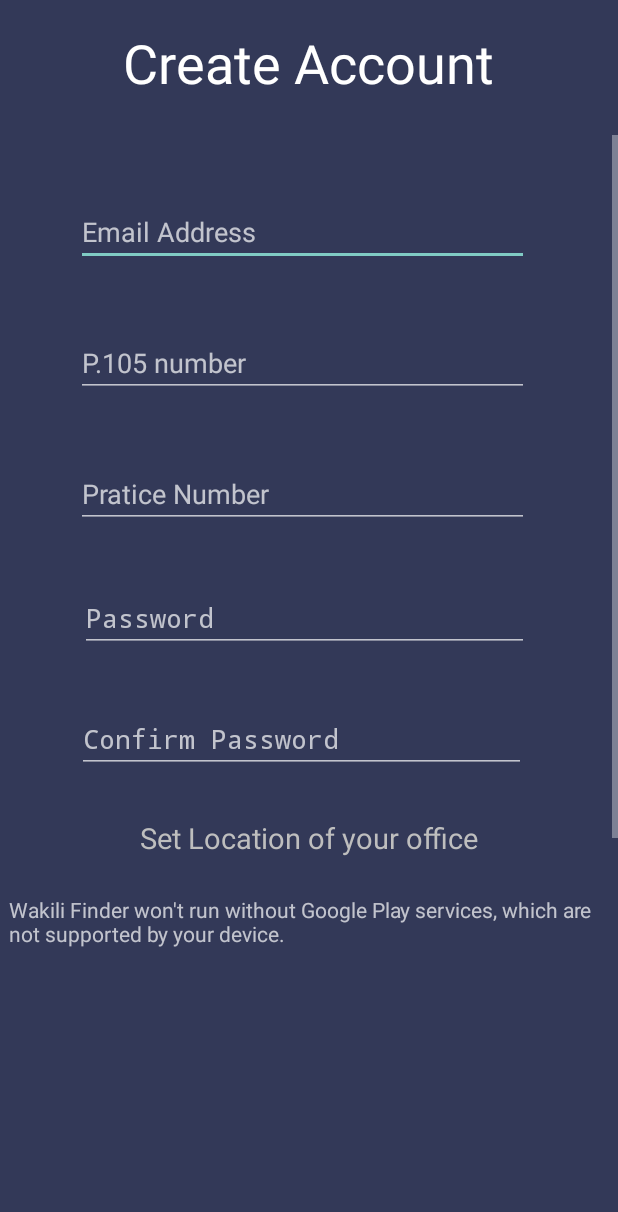
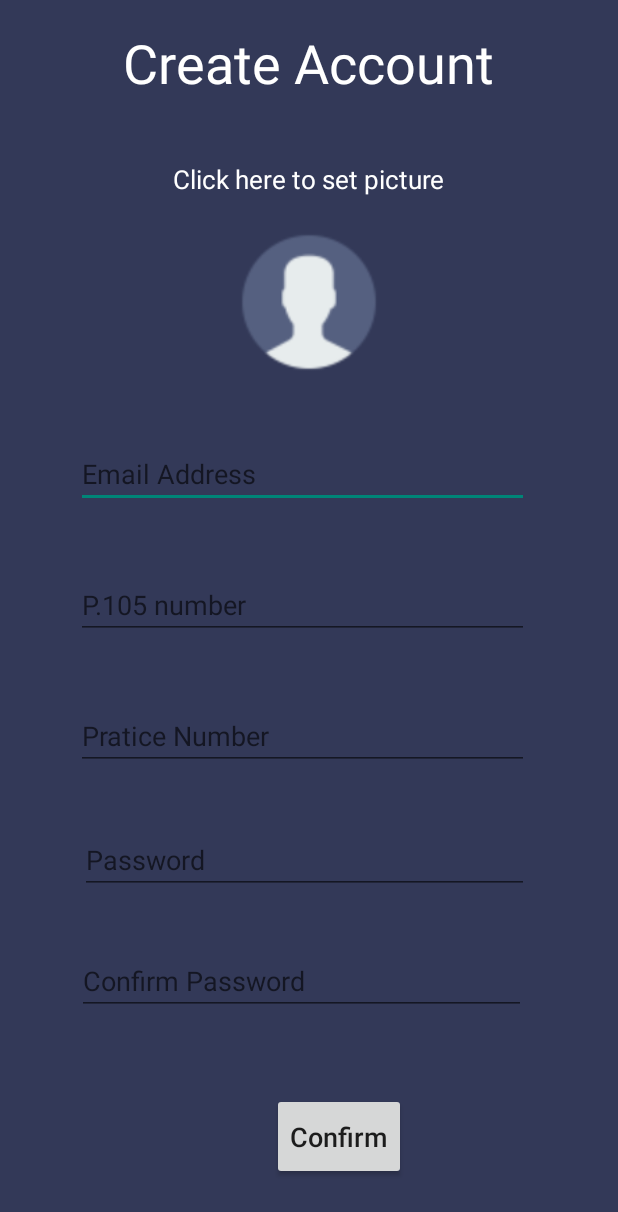
Before and after one commit to MuhiaKevin/WakiliFinder, an Android app: the LawyerSignup screen opened directly, with no data from a screen before it, on a phone screen of 412 x 824 dp. Shown: the top 1212 px of the screen. Run offline under Robolectric (Android 15) with nearby library versions, the phone set to English and light mode, and no system bars; our stand-ins replace Firebase (no records; nobody signed in at launch, a user with empty details on screens opened directly).

Commit message:
uploading profile picture feature by lawyer added

```diff
--- a/app/build.gradle
+++ b/app/build.gradle
@@ -28,6 +28,8 @@ dependencies {
     implementation 'com.google.firebase:firebase-database:18.0.0'
     implementation 'com.firebase:firebase-client-android:2.3.1'
     implementation 'com.google.firebase:firebase-auth:18.0.0'
+    implementation 'com.google.firebase:firebase-storage:19.0.0'
+    implementation ("com.github.bumptech.glide:glide:4.9.0")
     implementation 'com.google.android.gms:play-services-maps:17.0.0'
     implementation 'com.firebaseui:firebase-ui-database:5.1.0'
     implementation 'com.android.support:cardview-v7:28.0.0'
--- a/app/src/main/AndroidManifest.xml
+++ b/app/src/main/AndroidManifest.xml
@@ -22,7 +22,7 @@
         android:label="@string/app_name"
         android:roundIcon="@mipmap/ic_launcher_round"
         android:supportsRtl="true"
-        android:theme="@style/Theme.AppCompat.NoActionBar">
+        android:theme="@style/Theme.AppCompat.Light.NoActionBar">
         <activity android:name=".SplashScreen">
             <intent-filter>
                 <action android:name="android.intent.action.MAIN" />
--- a/app/src/main/java/com/wakilifinder/wakilifinder/LawyerSignup.java
+++ b/app/src/main/java/com/wakilifinder/wakilifinder/LawyerSignup.java
@@ -1,60 +1,52 @@
 package com.wakilifinder.wakilifinder;
 
 import androidx.annotation.NonNull;
-import androidx.core.app.ActivityCompat;
-import androidx.fragment.app.FragmentActivity;
+import androidx.annotation.Nullable;
+import androidx.appcompat.app.AppCompatActivity;
 
-import android.Manifest;
-import android.content.pm.PackageManager;
-import android.location.Location;
+import android.app.Activity;
+import android.app.ProgressDialog;
+import android.content.Intent;
+import android.graphics.Bitmap;
+import android.net.Uri;
 import android.os.Bundle;
-import android.app.ProgressDialog;
+import android.provider.MediaStore;
 import android.text.TextUtils;
 import android.util.Log;
 import android.view.View;
 import android.widget.Button;
 import android.widget.EditText;
+import android.widget.ImageView;
 import android.widget.Toast;
 
-import com.google.android.gms.maps.CameraUpdateFactory;
-import com.google.android.gms.maps.GoogleMap;
-import com.google.android.gms.maps.OnMapReadyCallback;
-import com.google.android.gms.maps.SupportMapFragment;
-import com.google.android.gms.maps.model.LatLng;
-import com.google.android.gms.maps.model.MarkerOptions;
-import com.google.android.gms.common.ConnectionResult;
-import com.google.android.gms.common.GoogleApiAvailability;
-import com.google.android.gms.common.api.GoogleApiClient;
-import com.google.android.gms.location.LocationListener;
-import com.google.android.gms.location.LocationRequest;
-import com.google.android.gms.location.LocationServices;
-
-
 import com.google.android.gms.tasks.OnCompleteListener;
+import com.google.android.gms.tasks.OnSuccessListener;
 import com.google.android.gms.tasks.Task;
 import com.google.firebase.auth.AuthResult;
 import com.google.firebase.auth.FirebaseAuth;
 import com.google.firebase.database.DatabaseReference;
 import com.google.firebase.database.FirebaseDatabase;
+import com.google.firebase.storage.FirebaseStorage;
+import com.google.firebase.storage.StorageReference;
+import com.google.firebase.storage.UploadTask;
 
+import java.io.ByteArrayOutputStream;
+import java.io.IOException;
+import java.util.HashMap;
+import java.util.Map;
 
+public class LawyerSignup extends AppCompatActivity {
 
-public class LawyerSignup extends FragmentActivity implements OnMapReadyCallback {
-
-    private GoogleMap mMap;
 
     private EditText emailfield, passwfield, p105numberfield,praticenumberfield,confirmpassfield;
     private Button createAccbtn;
-
+    private ImageView mProfileImage;
+    private Uri resultUri ;
+    private DatabaseReference mDatabaseRef;
     public FirebaseAuth mAuth;
     private FirebaseAuth.AuthStateListener firebaseAuthListener;
-
+    private static String imageurl;
     private static final String TAG = "MUNYAMUNYA";
-
-    private Location location;
-    private GoogleApiClient googleApiClient;
-    private LocationRequest locationRequest;
-
 
 
 
@@ -62,11 +54,7 @@ public class LawyerSignup extends FragmentActivity implements OnMapReadyCallback
     protected void onCreate(Bundle savedInstanceState) {
         super.onCreate(savedInstanceState);
         setContentView(R.layout.activity_lawyer_signup);
-
-        // Obtain the SupportMapFragment and get notified when the map is ready to be used.
-        SupportMapFragment mapFragment = (SupportMapFragment) getSupportFragmentManager()
-                .findFragmentById(R.id.map);
-        mapFragment.getMapAsync(this);
+        Log.i(TAG,"STARTED APP");
 
         emailfield = findViewById(R.id.lawyeremailfield);
         p105numberfield = findViewById(R.id.p105number);
@@ -74,6 +62,18 @@ public class LawyerSignup extends FragmentActivity implements OnMapReadyCallback
         passwfield = findViewById(R.id.passwfield);
         confirmpassfield = findViewById(R.id.confirmfield);
         createAccbtn = findViewById(R.id.lawyerSignupbtn1);
+        mProfileImage = findViewById(R.id.profileImage);
+
+
+        mProfileImage.setOnClickListener(new View.OnClickListener() {
+            @Override
+            public void onClick(View v) {
+                Intent intent =  new Intent(Intent.ACTION_PICK);
+                intent.setType("image/*");
+                startActivityForResult(intent, 1);
+            }
+        });
+
 
         createAccbtn.setOnClickListener(new View.OnClickListener() {
             @Override
@@ -123,12 +123,52 @@ public class LawyerSignup extends FragmentActivity implements OnMapReadyCallback
                     return;
                 }
 
-                // TODO
-                // validating legitimacy of lawyer is done around here
+                if(resultUri != null){
+                    final StorageReference filepath = FirebaseStorage.getInstance().getReference().child("Users").child("Lawyers").child(email);
+                    Bitmap bitmap = null;
+                    try {
+                        bitmap = MediaStore.Images.Media.getBitmap(getApplication().getContentResolver(),resultUri);
+                    } catch (IOException e) {
+                        e.printStackTrace();
+                    }
 
-                Log.i(TAG,"STARTING PROGRESS DIALOG");
+                    ByteArrayOutputStream baos = new ByteArrayOutputStream();
+                    bitmap.compress(Bitmap.CompressFormat.JPEG, 20, baos);
+                    byte[] data = baos.toByteArray();
 
-                final UserLawyer user = new UserLawyer(email,p105strng,practicenumstrng,password);
+                    filepath.putFile(resultUri).addOnSuccessListener(new OnSuccessListener<UploadTask.TaskSnapshot>() {
+                        @Override
+                        public void onSuccess(UploadTask.TaskSnapshot taskSnapshot) {
+
+                            filepath.getDownloadUrl().addOnSuccessListener(new OnSuccessListener<Uri>() {
+                                @Override
+                                public void onSuccess(Uri uri) {
+//                                    DatabaseReference imageStore = FirebaseDatabase.getInstance().getReference().child("Users").child("Lawyers").child(FirebaseAuth.getInstance().getCurrentUser().getUid());
+                                    HashMap<String,String> hashMap = new HashMap<>();
+                                    hashMap.put("imageurl", String.valueOf(uri));
+
+                                    imageurl = String.valueOf(uri);
+//                                     imageStore.setValue(hashMap);
+                                }
+                            });
+                        }
+                    });
+
+
+                }
+
+                else{
+                    // show message when image not entered
+
+
+                    //finish();
+                    Toast.makeText(LawyerSignup.this, "No image Selected", Toast.LENGTH_SHORT).show();
+
+                }
+
+
+
+                final UserLawyer user = new UserLawyer("PLACEHOLDER",email,p105strng,practicenumstrng,password);
 
                 final ProgressDialog progressDialog = new ProgressDialog(LawyerSignup.this);
                 progressDialog.setIndeterminate(true);
@@ -136,7 +176,6 @@ public class LawyerSignup extends FragmentActivity implements OnMapReadyCallback
                 progressDialog.setProgressStyle(ProgressDialog.STYLE_SPINNER); // Progress Dialog Style Spinner
                 progressDialog.show();
 
-                Log.i(TAG,"CREATING USER");
 
                 FirebaseAuth.getInstance().createUserWithEmailAndPassword(email, password).addOnCompleteListener(LawyerSignup.this, new OnCompleteListener<AuthResult>() {
                     @Override
@@ -147,10 +186,12 @@ public class LawyerSignup extends FragmentActivity implements OnMapReadyCallback
                             Toast.makeText(LawyerSignup.this, "Sign up error", Toast.LENGTH_SHORT).show();
                         }
 
-                        else{
-//                          String user_id = mAuth.getCurrentUser().getUid();
-                            DatabaseReference current_user_db = FirebaseDatabase.getInstance().getReference().child("Users").child("Lawyers").child(FirebaseAuth.getInstance().getCurrentUser().getUid());
-                            current_user_db.setValue(user);
+                            else{
+
+//                                String user_id = mAuth.getCurrentUser().getUid();
+                                DatabaseReference current_user_db = FirebaseDatabase.getInstance().getReference().child("Users").child("Lawyers").child(FirebaseAuth.getInstance().getCurrentUser().getUid());
+                                current_user_db.setValue(user);
+
                             progressDialog.dismiss();
                         }
                     }
@@ -160,60 +201,10 @@ public class LawyerSignup extends FragmentActivity implements OnMapReadyCallback
         });
 
 
-
-
     }
 
 
-    /**
-     * Manipulates the map once available.
-     * This callback is triggered when the map is ready to be used.
-     * This is where we can add markers or lines, add listeners or move the camera. In this case,
-     * we just add a marker near Sydney, Australia.
-     * If Google Play services is not installed on the device, the user will be prompted to install
-     * it inside the SupportMapFragment. This method will only be triggered once the user has
-     * installed Google Play services and returned to the app.
-     */
 
-    /*
-    *   TODO
-    *
-    *   1. Zoom camera to Kenya
-    *   2. Allow user to set marker
-    *   3. get Marker location
-    *
-    *
-    * */
-
-
-    @Override
-    public void onMapReady(GoogleMap googleMap) {
-        mMap = googleMap;
-
-//        Add a marker in Sydney and move the camera
-//        LatLng sydney = new LatLng(-34, 151);
-        LatLng nairobi = new LatLng(-2, 37);
-
-        mMap.addMarker(new MarkerOptions().position(nairobi).title("Marker in Sydney"));
-        mMap.moveCamera(CameraUpdateFactory.newLatLng(nairobi));
-        mMap.animateCamera(CameraUpdateFactory.zoomTo(9));
-
-
-//        if (ActivityCompat.checkSelfPermission(this,
-//                Manifest.permission.ACCESS_FINE_LOCATION) != PackageManager.PERMISSION_GRANTED
-//                &&  ActivityCompat.checkSelfPermission(this,
-//                Manifest.permission.ACCESS_COARSE_LOCATION) != PackageManager.PERMISSION_GRANTED) {
-//            return;
-//        }
-//
-//        location = LocationServices.FusedLocationApi.getLastLocation(googleApiClient);
-//
-//        if (location != null) {
-//            Log.i(TAG,"Latitude : " + location.getLatitude() + "\nLongitude : " + location.getLongitude());
-//        }
-
-
-    }
 
     @Override
     protected void onStart() {
@@ -221,9 +212,22 @@ public class LawyerSignup extends FragmentActivity implements OnMapReadyCallback
     }
 
 
+
     @Override
     protected void onStop() {
         super.onStop();
         FirebaseAuth.getInstance().removeAuthStateListener(firebaseAuthListener);
     }
+
+    @Override
+    protected void onActivityResult(int requestCode, int resultCode, @Nullable Intent data) {
+        super.onActivityResult(requestCode, resultCode, data);
+
+        if(requestCode == 1 && resultCode == Activity.RESULT_OK){
+            final Uri imageUri = data.getData();
+            resultUri = imageUri;
+            mProfileImage.setImageURI(resultUri);
+        }
+    }
+
 }
--- a/app/src/main/java/com/wakilifinder/wakilifinder/UserLawyer.java
+++ b/app/src/main/java/com/wakilifinder/wakilifinder/UserLawyer.java
@@ -4,13 +4,15 @@ package com.wakilifinder.wakilifinder;
 
 public class UserLawyer {
 
+    public String profileimage;
     public String email;
     public String p105number;
     public String practicenumber;
     public String password;
 
 
-    public UserLawyer(String email,String password, String p105number, String practicenum){
+    public UserLawyer(String profileimage, String email,String password, String p105number, String practicenum){
+        this.profileimage = profileimage;
         this.email = email;
         this.password = password;
         this.p105number = p105number;
--- a/app/src/main/res/layout/activity_lawyer_signup.xml
+++ b/app/src/main/res/layout/activity_lawyer_signup.xml
@@ -23,11 +23,30 @@
         android:layout_width="fill_parent"
         android:layout_height="wrap_content"
         android:id="@+id/scrollView">
+
         <LinearLayout
             android:layout_width="fill_parent"
             android:layout_height="fill_parent"
             android:gravity="center_horizontal"
             android:orientation="vertical">
+            <TextView
+                android:layout_width="wrap_content"
+                android:layout_height="wrap_content"
+                android:layout_alignParentTop="true"
+                android:layout_centerHorizontal="true"
+                android:layout_marginTop="17dp"
+                android:text="Click here to set picture"
+                android:textColor="#fff"
+                android:textSize="17sp" />
+
+            <ImageView
+                android:layout_marginTop="20dp"
+                android:layout_width="100sp"
+                android:layout_height="100sp"
+                android:id="@+id/profileImage"
+                android:src="@drawable/ic_default_user"/>
+
+
 
             <EditText
                 android:id="@+id/lawyeremailfield"
@@ -88,23 +107,6 @@
                 android:inputType="textPassword"
                 android:textColor="#fff" />
 
-            <TextView
-                android:id="@+id/textView"
-                android:layout_width="wrap_content"
-                android:layout_height="wrap_content"
-                android:layout_marginTop="30dp"
-                android:text="Set Location of your office"
-                android:textColor="#BEBEBE"
-                android:textSize="19sp" />
-
-            <fragment xmlns:android="http://schemas.android.com/apk/res/android"
-                xmlns:tools="http://schemas.android.com/tools"
-                android:id="@+id/map"
-                android:layout_marginTop="25dp"
-                android:name="com.google.android.gms.maps.SupportMapFragment"
-                android:layout_width="400dp"
-                android:layout_height="513dp"
-                tools:context=".LawyerSignup1" />
 
             <Button
                 android:id="@+id/lawyerSignupbtn1"
@@ -114,7 +116,7 @@
                 android:layout_marginTop="52dp"
                 android:layout_marginEnd="60dp"
                 android:layout_marginBottom="20dp"
-                android:text="Create Account"
+                android:text="Confirm"
                 android:textAllCaps="false"
                 android:textSize="18sp" />
 
--- a/app/src/main/res/layout/row.xml
+++ b/app/src/main/res/layout/row.xml
@@ -1,7 +1,7 @@
 <?xml version="1.0" encoding="utf-8"?>
 <androidx.cardview.widget.CardView xmlns:android="http://schemas.android.com/apk/res/android"
     android:layout_width="match_parent"
-    android:layout_height="200dp"
+    android:layout_height="180dp"
     xmlns:app="http://schemas.android.com/apk/res-auto"
     app:cardElevation="10dp"
     app:cardCornerRadius="10dp"
@@ -11,6 +11,8 @@
         android:layout_width="match_parent"
         android:layout_height="match_parent"
         android:orientation="vertical">
+
+
 
 
         <TextView
```
Also changed, not shown: app/src/main/res/drawable-v24/ic_default_user.png (added).
